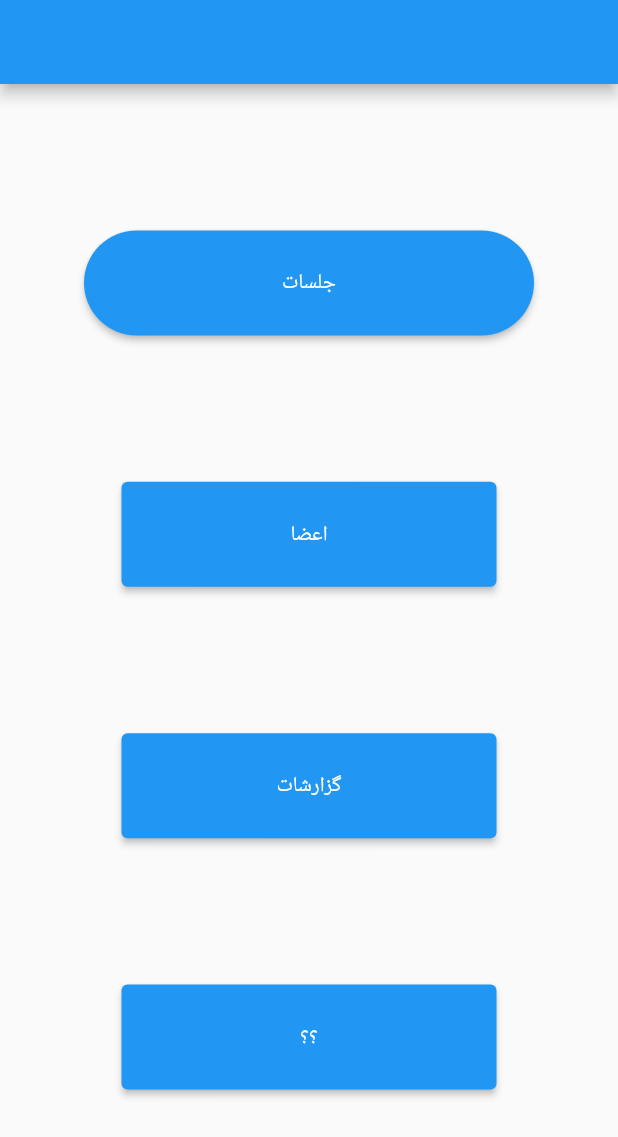
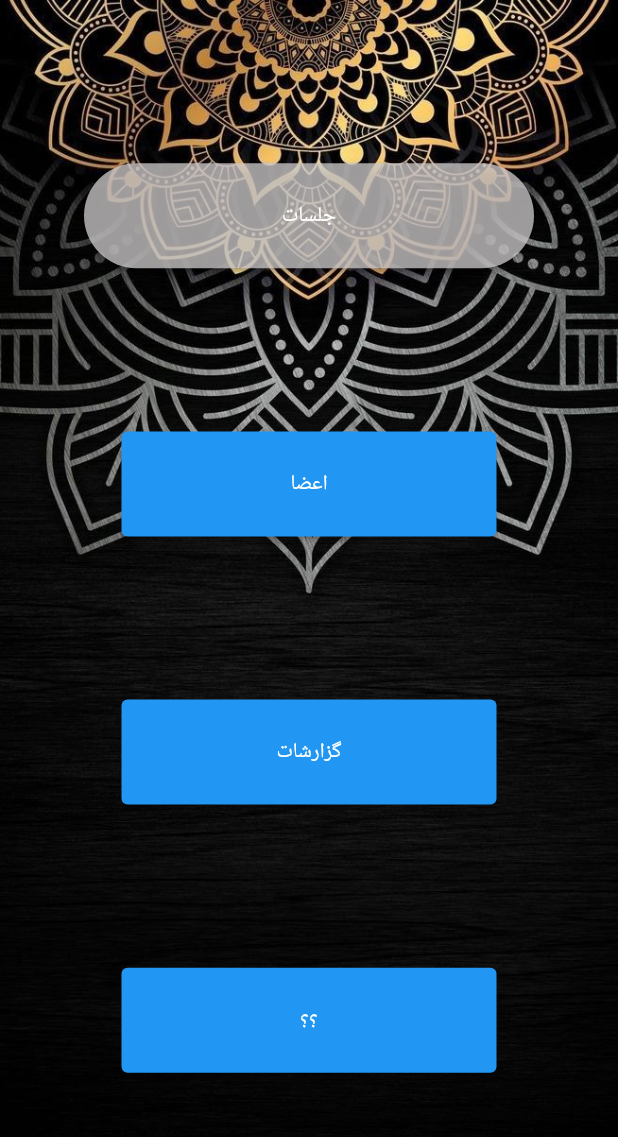
Before and after one commit to MobinAssari/Misaghe_Noor, a Flutter app: the screen it shows after launch, on a phone screen of 412 x 824 dp. Shown: the top 1137 px of the screen. Run offline on Flutter 3.47's test engine with Material 2 defaults, Android fonts, the phone set to English and light mode, and no system bars; our stand-ins replace flutter_riverpod.

```diff
--- a/lib/Screens/authentication.dart
+++ b/lib/Screens/authentication.dart
@@ -40,7 +40,7 @@ class AuthenticationScreen extends ConsumerWidget {
             height: double.infinity,
             decoration: const BoxDecoration(
               image: DecorationImage(
-                image: AssetImage('assets/images/mosque.png'),
+                image: AssetImage('assets/images/wallpaper2.png'),
                 fit: BoxFit.cover,
               ),
             ),
--- a/lib/Screens/home.dart
+++ b/lib/Screens/home.dart
@@ -36,8 +36,18 @@ class HomeScreen extends StatelessWidget {
   @override
   Widget build(context) {
     return Scaffold(
-      appBar: AppBar(),
-      body: Center(
+      body: Stack(
+        children: [
+          Container(
+            height: double.infinity,
+            decoration: const BoxDecoration(
+              image: DecorationImage(
+                image: AssetImage('assets/images/wallpaper6.jpg'),
+                fit: BoxFit.cover,
+              ),
+            ),
+          ),
+          Center(
             child: Column(
               mainAxisAlignment: MainAxisAlignment.spaceEvenly,
               children: [
@@ -47,6 +57,9 @@ class HomeScreen extends StatelessWidget {
                   child: ElevatedButton(
                     onPressed: save,
                     style: ButtonStyle(
+                      backgroundColor:
+                          MaterialStateProperty.all(const Color.fromARGB(
+                              194, 206, 203, 203)),
                       shape: MaterialStateProperty.all<RoundedRectangleBorder>(
                         const RoundedRectangleBorder(
                           borderRadius: BorderRadius.all(Radius.circular(50)),
@@ -83,6 +96,8 @@ class HomeScreen extends StatelessWidget {
               ],
             ),
           ),
+        ],
+      ),
     );
   }
 }
```
Also changed, not shown: pubspec.yaml (+10 -1 lines), assets/images/wallpaper0.jpg (added), assets/images/wallpaper1.jpg (added), assets/images/wallpaper2.png (renamed from assets/images/mosque.png), assets/images/wallpaper3.jpg (added), assets/images/wallpaper4.jpg (added), assets/images/wallpaper5.jpg (added), assets/images/wallpaper6.jpg (added), assets/images/wallpaper7.jpg (added), assets/images/wallpaper8.jpg (added), assets/images/wallpaper9.jpg (added). Lines whose indentation alone changed are shown as unchanged.
